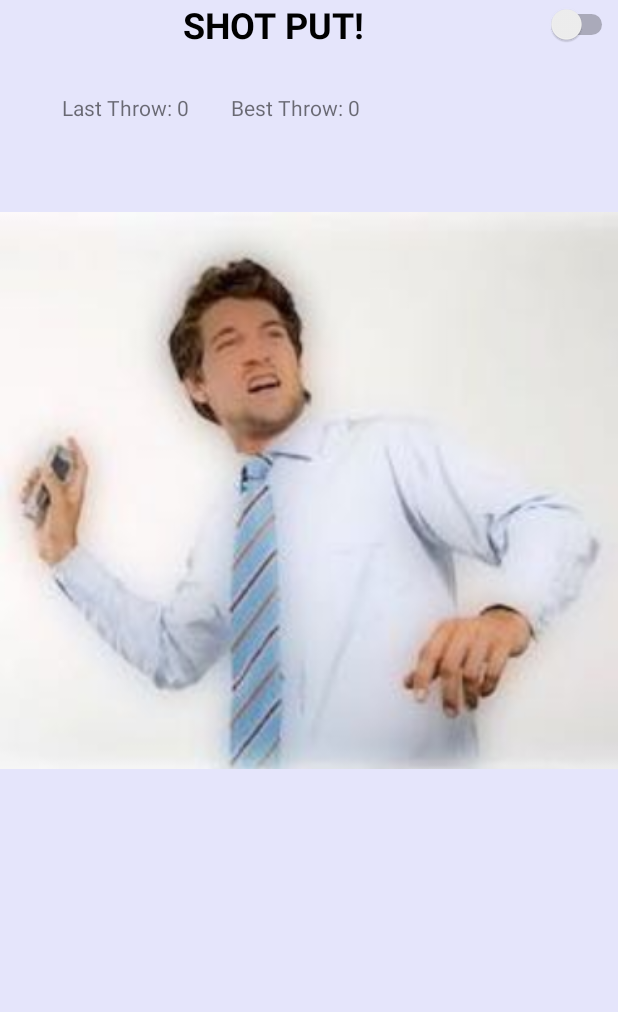
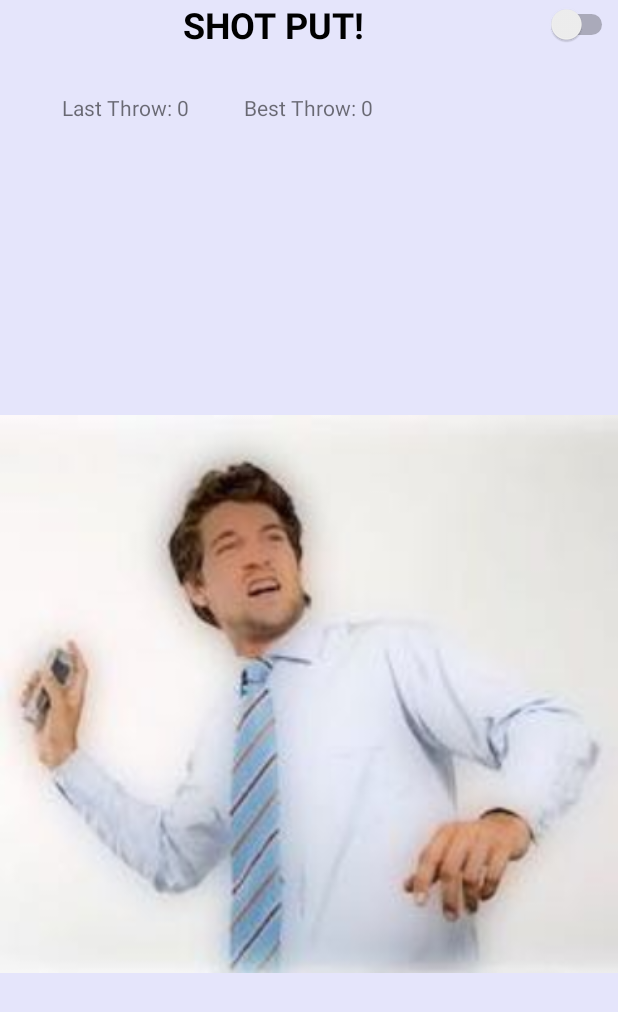
Before and after one commit to SuedeOO/GROUP5_FINAL, an Android app: the fragment ThrowFragment shown on its own in the app's theme, on a phone screen of 412 x 824 dp. Shown: the top 1012 px of the screen. Run offline under Robolectric (Android 15) with nearby library versions, the phone set to English and light mode, and no system bars; 1 statement that could not run was skipped.

Commit message:
Improved Throw using windows

```diff
--- a/app/src/main/java/cs/umass/edu/myactivitiestoolkit/view/fragments/ThrowFragment.java
+++ b/app/src/main/java/cs/umass/edu/myactivitiestoolkit/view/fragments/ThrowFragment.java
@@ -88,7 +88,7 @@ public class ThrowFragment extends Fragment {
         txtBestThrow = (TextView) view.findViewById(R.id.txtBestThrow);
         txtLastThrow = (TextView) view.findViewById(R.id.txtLastThrow);
 
-        throwSwitch = (Switch) view.findViewById(R.id.throwSwitch);
+        throwSwitch = (Switch) view.findViewById(R.id.throwSwtich);
         throwSwitch.setChecked(serviceManager.isServiceRunning(AccelerometerService.class));
         throwSwitch.setOnCheckedChangeListener(new CompoundButton.OnCheckedChangeListener() {
             @Override
--- a/app/src/main/res/layout/fragment_jump.xml
+++ b/app/src/main/res/layout/fragment_jump.xml
@@ -85,7 +85,6 @@
         android:layout_alignParentLeft="true"
         android:layout_alignParentStart="true"
         android:layout_alignTop="@+id/linearLayout"
-        android:layout_marginTop="13dp"
         app:srcCompat="@drawable/jump" />
 
 
--- a/app/src/main/res/layout/fragment_throw.xml
+++ b/app/src/main/res/layout/fragment_throw.xml
@@ -31,14 +31,6 @@
             android:orientation="horizontal"
             android:id="@+id/layout_step_count">
 
-            <LinearLayout
-                android:id="@+id/layout_throw_texts"
-                android:layout_width="match_parent"
-                android:layout_height="wrap_content"
-                android:orientation="vertical" >
-
-            </LinearLayout>
-
         </LinearLayout>
     </LinearLayout>
 
@@ -60,11 +52,19 @@
         android:layout_height="wrap_content"
         android:layout_alignBaseline="@+id/txtLastThrow"
         android:layout_alignBottom="@+id/txtLastThrow"
-        android:layout_marginLeft="28dp"
-        android:layout_marginStart="28dp"
-        android:layout_toEndOf="@+id/txtLastThrow"
-        android:layout_toRightOf="@+id/txtLastThrow"
+        android:layout_centerHorizontal="true"
         android:text="@string/best_throw_initial" />
+
+    <LinearLayout
+        android:id="@+id/layout_throw_texts"
+        android:layout_width="match_parent"
+        android:layout_height="wrap_content"
+        android:layout_alignParentLeft="true"
+        android:layout_alignParentStart="true"
+        android:layout_below="@+id/layoutAccelerometer"
+        android:orientation="vertical">
+
+    </LinearLayout>
 
     <LinearLayout
         android:layout_width="match_parent"
@@ -77,7 +77,7 @@
         <ImageView
             android:id="@+id/imageView"
             android:layout_width="match_parent"
-            android:layout_height="451dp"
+            android:layout_height="match_parent"
             app:srcCompat="@drawable/throw_t" />
     </LinearLayout>
 
```
Also changed, not shown: app/src/main/java/cs/umass/edu/myactivitiestoolkit/activity/ThrowDetector.java (+14 -6 lines), app/src/main/res/layout/fragment_audio.xml (+13 -13 lines).
